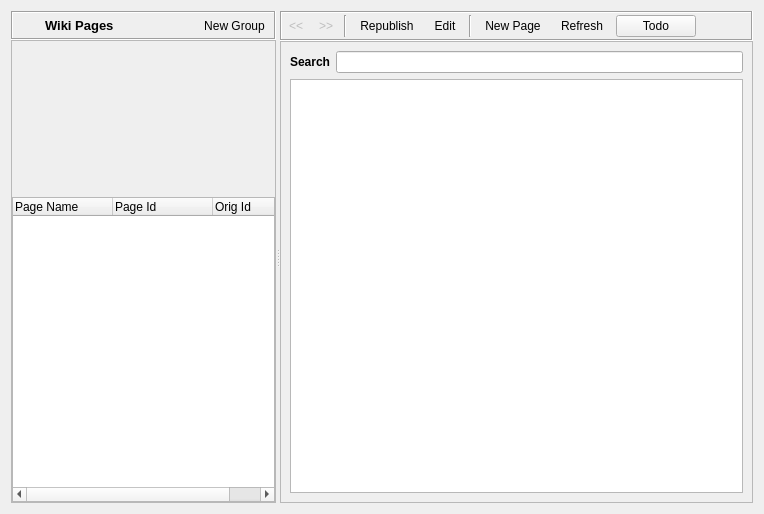
Qt form retroshare-gui/src/gui/WikiPoos/WikiDialog.ui (RetroShare/RetroShare) before a commit.
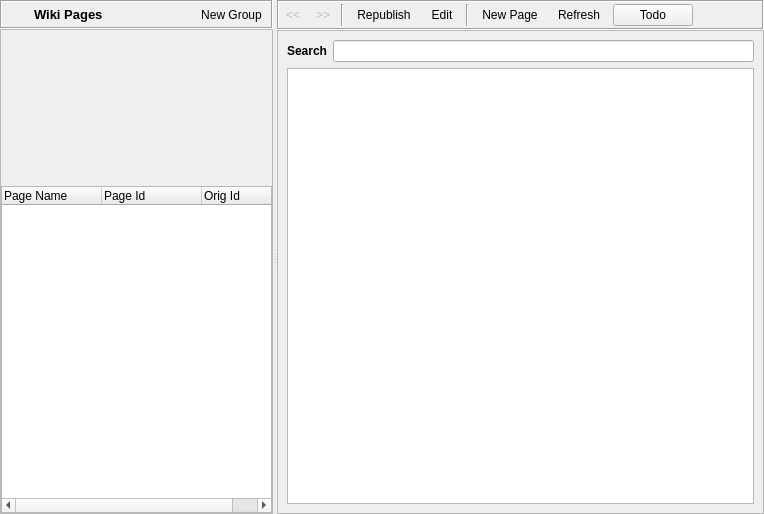
The same form after that commit. Icons and pictures are not drawn. Custom widgets are drawn as their Qt base class.

Diff of the .ui file:
```diff
--- a/retroshare-gui/src/gui/WikiPoos/WikiDialog.ui
+++ b/retroshare-gui/src/gui/WikiPoos/WikiDialog.ui
@@ -14,6 +14,18 @@
    <string/>
   </property>
   <layout class="QVBoxLayout" name="verticalLayout_4">
+   <property name="leftMargin">
+    <number>0</number>
+   </property>
+   <property name="topMargin">
+    <number>0</number>
+   </property>
+   <property name="rightMargin">
+    <number>0</number>
+   </property>
+   <property name="bottomMargin">
+    <number>0</number>
+   </property>
    <item>
     <widget class="QSplitter" name="splitter">
      <property name="orientation">
```
